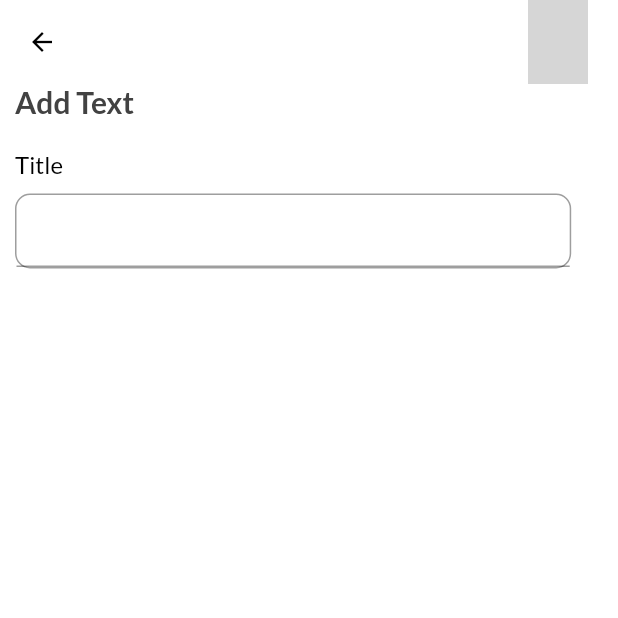
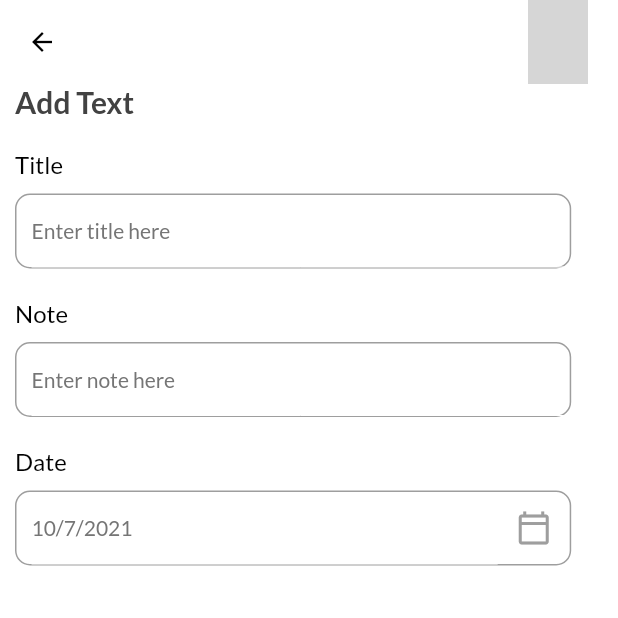
Before and after one commit to mustafasmnc/todox, a Flutter app: the AddTaskPage screen opened directly, on a phone screen of 412 x 824 dp, the top half of it. Run offline on Flutter 3.47's test engine with Material 2 defaults, Android fonts, the light colour scheme and no system bars; our stand-ins replace date_picker_timeline, flutter_local_notifications, get, get_storage, google_fonts, timezone; accounts and stored records are empty; network calls fail; grey boxes are pictures that could not be loaded.

Commit message:
Add Task: Note and Date Sections

```diff
--- a/lib/ui/add_task_bar.dart
+++ b/lib/ui/add_task_bar.dart
@@ -1,5 +1,6 @@
 import 'package:flutter/material.dart';
 import 'package:get/get.dart';
+import 'package:intl/intl.dart';
 import 'package:nodex/ui/theme.dart';
 import 'package:nodex/ui/widgets/input_field.dart';
 
@@ -11,6 +12,7 @@ class AddTaskPage extends StatefulWidget {
 }
 
 class _AddTaskPageState extends State<AddTaskPage> {
+  DateTime _selectedDate = DateTime.now();
   @override
   Widget build(BuildContext context) {
     return Scaffold(
@@ -26,7 +28,19 @@ class _AddTaskPageState extends State<AddTaskPage> {
                 "Add Text",
                 style: headingStyle,
               ),
-              MyInputField(title: "Title", hint: "Enter title here...")
+              MyInputField(title: "Title", hint: "Enter title here"),
+              MyInputField(title: "Note", hint: "Enter note here"),
+              MyInputField(
+                title: "Date",
+                hint: DateFormat.yMd().format(_selectedDate),
+                widget: IconButton(
+                  icon: Icon(
+                    Icons.calendar_today_outlined,
+                    color: Colors.grey,
+                  ),
+                  onPressed: () => _getDateFromUser(),
+                ),
+              ),
             ],
           ),
         ),
@@ -56,4 +70,19 @@ class _AddTaskPageState extends State<AddTaskPage> {
       ],
     );
   }
+
+  _getDateFromUser() async {
+    DateTime? _pickerDate = await showDatePicker(
+      context: context,
+      initialDate: DateTime.now(),
+      firstDate: DateTime(2015),
+      lastDate: DateTime(2071),
+    );
+    if (_pickerDate != null) {
+      setState(() {
+        _selectedDate = _pickerDate;
+      });
+    } else
+      print("it's null or something is wrong");
+  }
 }
--- a/lib/ui/theme.dart
+++ b/lib/ui/theme.dart
@@ -49,3 +49,12 @@ TextStyle get titleStyle {
     color: Get.isDarkMode ? Colors.white : Colors.black,
   ));
 }
+
+TextStyle get subTitleStyle {
+  return GoogleFonts.lato(
+      textStyle: TextStyle(
+    fontSize: 14,
+    fontWeight: FontWeight.w400,
+    color: Get.isDarkMode ? Colors.grey[400] : Colors.grey[600],
+  ));
+}
--- a/lib/ui/widgets/input_field.dart
+++ b/lib/ui/widgets/input_field.dart
@@ -27,7 +27,8 @@ class MyInputField extends StatelessWidget {
             style: titleStyle,
           ),
           Container(
-            margin: const EdgeInsets.only(top: 10),
+            margin: EdgeInsets.only(top: 10),
+            padding: EdgeInsets.only(left: 10),
             height: 50,
             width: MediaQuery.of(context).size.width * 0.9,
             decoration: BoxDecoration(
@@ -40,11 +41,28 @@ class MyInputField extends StatelessWidget {
               children: [
                 Expanded(
                   child: TextFormField(
+                    readOnly: widget == null ? false : true,
                     autofocus: false,
                     cursorColor:
                         Get.isDarkMode ? Colors.grey[100] : Colors.grey[800],
+                    controller: controller,
+                    style: subTitleStyle,
+                    decoration: InputDecoration(
+                        border: InputBorder.none,
+                        hintText: hint,
+                        hintStyle: subTitleStyle,
+                        enabledBorder: UnderlineInputBorder(
+                            borderSide: BorderSide(
+                          color: context.theme.backgroundColor,
+                          width: 0,
+                        ))),
                   ),
                 ),
+                widget == null
+                    ? Container()
+                    : Container(
+                        child: widget,
+                      )
               ],
             ),
           )
```
